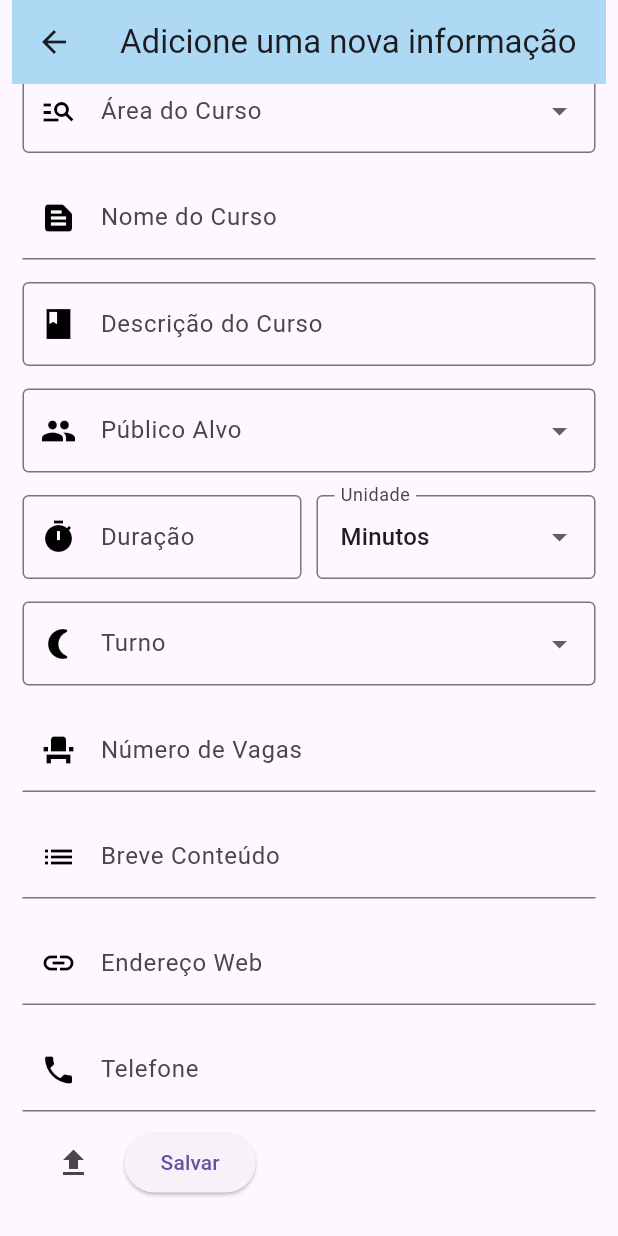
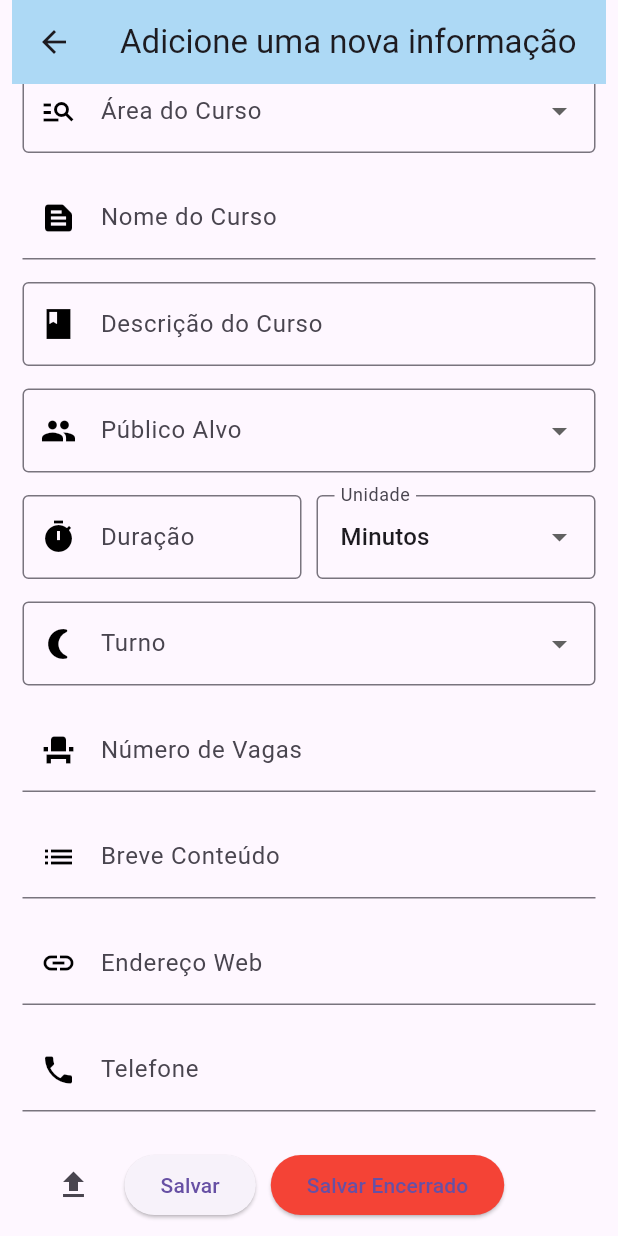
Before and after one commit to AdrianFRamos/ProfInfo, a Flutter app: the AddInfoScreen screen opened by its route, scrolled down 96 dp, on a phone screen of 412 x 824 dp. Run offline on Flutter 3.47's test engine with Material 3 defaults, Android fonts, the phone set to English and light mode, and no system bars; our stand-ins replace cloud_firestore, firebase_auth, firebase_core, firebase_storage, flutter_otp_text_field, get and 3 more; accounts and stored records are empty.

Commit message:
Adicionando alterações solicitadas logout e botão de inscrições encerradas

```diff
--- a/lib/const/types.dart
+++ b/lib/const/types.dart
@@ -13,16 +13,17 @@ class TypesCursos {
 class TypesAreas {
   static const List<String> areaCurso = [
     'TEA',
-    'Deficiencias',
-    'Praticas',
+    'Deficiências',
+    'Práticas',
     'Síndrome de Down',
     'TDAH',
     'Inclusão',
     'ABA',
     'SRM',
     'Familia',
-    'Politicas Publicas',
+    'Políticas Públicas',
     'AEE',
+    'Diversas Áreas',
   ];
 }
 
@@ -43,6 +44,7 @@ class TypesTurno{
     'Noturno',
     'Integral',
     'A escolher',
+
   ];
 }
 class TypesDuracao {
--- a/lib/controllers/infoController.dart
+++ b/lib/controllers/infoController.dart
@@ -20,6 +20,7 @@ class InfoController extends GetxController {
   final TextEditingController enderecoWeb = TextEditingController();
   final TextEditingController telefone = TextEditingController();
   final TextEditingController _cleanController = TextEditingController();
+  bool inscricoesEncerradas = false;
   GlobalKey<FormState> infoFormKey = GlobalKey<FormState>();
 
   String tipoDuracaoSelecionado = TypesDuracao.duracao.first;
@@ -71,6 +72,7 @@ class InfoController extends GetxController {
         enderecoWeb: enderecoWeb.text.trim(),
         telefone: telefone.text.trim(),
         dateTime: DateTime.now(),
+        inscricoesEncerradas: inscricoesEncerradas,
       );
 
       final id = await infoRepository.addInfo(informacoes);
--- a/lib/main.dart
+++ b/lib/main.dart
@@ -17,6 +17,7 @@ import 'package:profinfo/screens/thirdScreen.dart';
 import 'package:firebase_core/firebase_core.dart';
 import 'package:flutter/material.dart';
 import 'package:get/get.dart';
+import 'package:profinfo/utils/logout.dart';
 
 import 'screens/fourteenScreen.dart';
 import 'screens/infoPersonScreen.dart';
@@ -26,6 +27,7 @@ void main() async {
   await Firebase.initializeApp(options: DefaultFirebaseOptions.currentPlatform)
     .then((value) => Get.put(AuthRepository())
   );
+  await logout();
   Get.put(InfoController());
   runApp(const MyApp());
 }
--- a/lib/models/informacoesModel.dart
+++ b/lib/models/informacoesModel.dart
@@ -14,6 +14,7 @@ class InfoModel {
   final String enderecoWeb;
   final String? telefone;
   final DateTime? dateTime;
+  final bool inscricoesEncerradas;
 
   InfoModel({
     required this.id,
@@ -27,11 +28,12 @@ class InfoModel {
     required this.numeroVagas,
     required this.breveConteudo,
     required this.enderecoWeb,
+    this.inscricoesEncerradas = false,
     this.telefone,
     this.dateTime,
   });
 
-  static InfoModel empty() => InfoModel(id: '',area: '', tipo: '',nomeCurso: '', descricaoCurso: '', publicoAlvo: '', duracao: '', turno: '', numeroVagas: '', breveConteudo: '', enderecoWeb: '', telefone: '', dateTime: null);
+  static InfoModel empty() => InfoModel(id: '',area: '', tipo: '',nomeCurso: '', descricaoCurso: '', publicoAlvo: '', duracao: '', turno: '', numeroVagas: '', breveConteudo: '', enderecoWeb: '', telefone: '', dateTime: null, inscricoesEncerradas: false);
 
   Map<String, dynamic> toJson() {
     return {
@@ -48,6 +50,7 @@ class InfoModel {
       'enderecoWeb': enderecoWeb,
       'telefone': telefone,
       'dateTime': dateTime != null ? Timestamp.fromDate(dateTime!) : null,
+      'inscricoesEncerradas': inscricoesEncerradas,
     };
   }
 
@@ -66,6 +69,7 @@ class InfoModel {
       enderecoWeb: data['enderecoWeb'] as String? ?? '',
       telefone: data['telefone'] as String?,
       dateTime: data['dateTime'] != null ? (data['dateTime'] as Timestamp).toDate() : null,
+      inscricoesEncerradas: data['inscricoesEncerradas'] as bool? ?? false,
     );
   }
 
@@ -85,6 +89,7 @@ class InfoModel {
       enderecoWeb: data['enderecoWeb'] ?? '',
       telefone: data['telefone']?.toString(),
       dateTime: data['dateTime'] != null ? (data['dateTime'] as Timestamp).toDate() : null,
+      inscricoesEncerradas: data['inscricoesEncerradas'] ?? false,
     );
   }
 }
--- a/lib/screens/addInfoScreen.dart
+++ b/lib/screens/addInfoScreen.dart
@@ -24,6 +24,7 @@ class _AddInfoScreenState extends State<AddInfoScreen> {
   String? publicoAlvoSelecionado;
   String? turnoSelecionado;
   String? tipoDuracaoSelecionado = TypesDuracao.duracao.first;
+  bool inscricoesEncerradas = false;
 
   final tipos = TypesCursos();
   final areas = TypesAreas();
@@ -66,8 +67,11 @@ class _AddInfoScreenState extends State<AddInfoScreen> {
     }
   }
 
-  void _submitForm() {
+  void _submitForm({required bool encerrado}) {
     final controller = InfoController.instance;
+
+    controller.inscricoesEncerradas = encerrado;
+
     if (controller.infoFormKey.currentState!.validate()) {
       controller.addNewInfo();
     }
@@ -281,6 +285,7 @@ class _AddInfoScreenState extends State<AddInfoScreen> {
                     labelText: 'Telefone'
                   ),
                 ),
+                SizedBox(height: 15),
                 Container(
                   margin: EdgeInsets.all(10),
                   child: Row(
@@ -305,8 +310,16 @@ class _AddInfoScreenState extends State<AddInfoScreen> {
                         ),
                       SizedBox(width: 10),
                       ElevatedButton(
-                        onPressed: _submitForm,
+                        onPressed: () => _submitForm(encerrado: false),
                         child: Text("Salvar"),
+                      ),
+                      SizedBox(width: 10),
+                      ElevatedButton(
+                        style: ElevatedButton.styleFrom(
+                          backgroundColor: Colors.red,
+                        ),
+                        onPressed: () => _submitForm(encerrado: true),
+                        child: Text("Salvar Encerrado"),
                       ),
                     ],
                   ),
```
Also changed, not shown: lib/screens/fourteenScreen.dart (+23 -4 lines), lib/screens/loginScreen.dart (+10 -0 lines), lib/screens/profileScreen.dart (+2 -8 lines), lib/utils/logout.dart (added, +9 -0 lines), pubspec.lock. Lines whose indentation alone changed are shown as unchanged.
